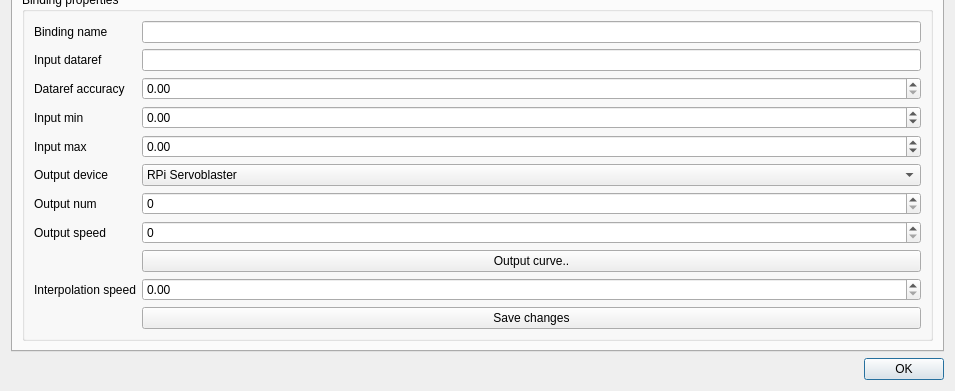
vranki/ExtPlane-Panel, file dialogs/hardwaredialog.ui: the form before one commit; both pictures show x 0 to 955 and y 192 to 583 of the 955 by 583 pixel window.
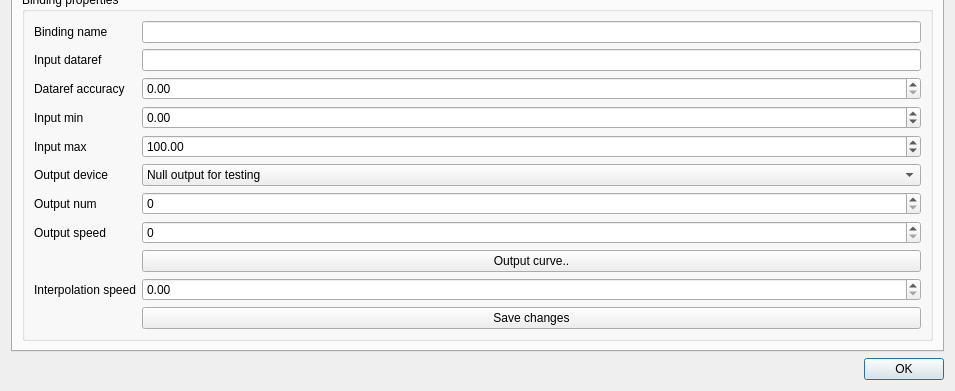
The form after the commit.

```diff
--- a/dialogs/hardwaredialog.ui
+++ b/dialogs/hardwaredialog.ui
@@ -269,6 +269,9 @@
             <property name="maximum">
              <double>99999.000000000000000</double>
             </property>
+            <property name="value">
+             <double>100.000000000000000</double>
+            </property>
            </widget>
           </item>
           <item row="5" column="0">
@@ -283,6 +286,11 @@
             <property name="enabled">
              <bool>true</bool>
             </property>
+            <item>
+             <property name="text">
+              <string>Null output for testing</string>
+             </property>
+            </item>
             <item>
              <property name="text">
               <string>RPi Servoblaster</string>
```
